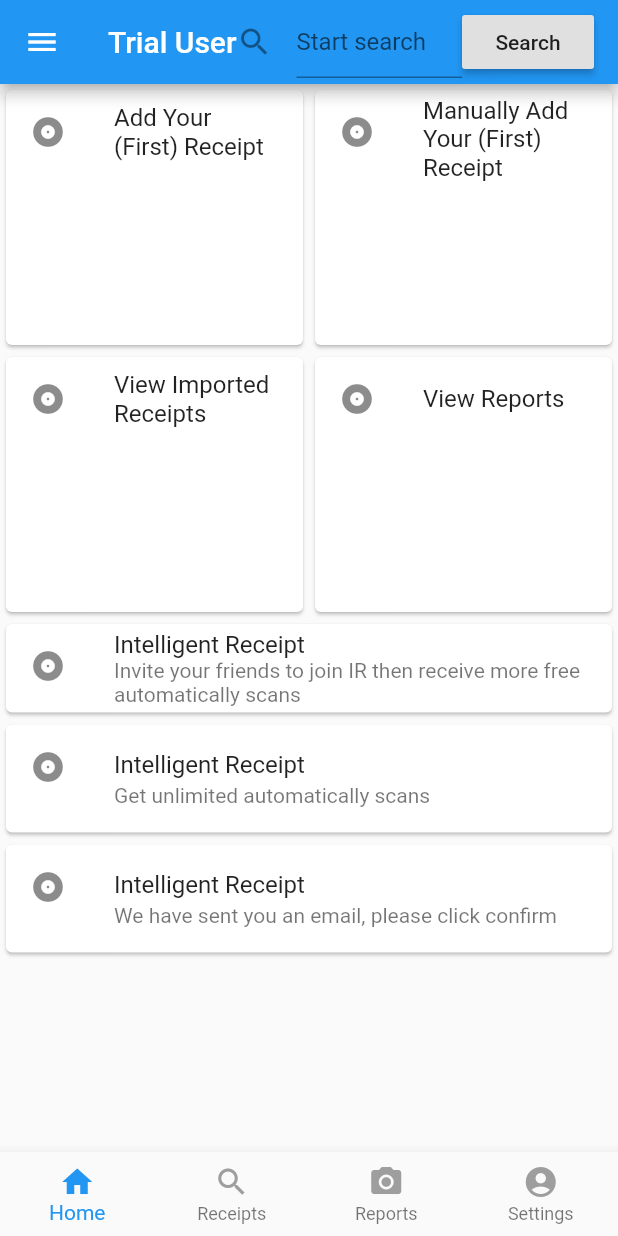
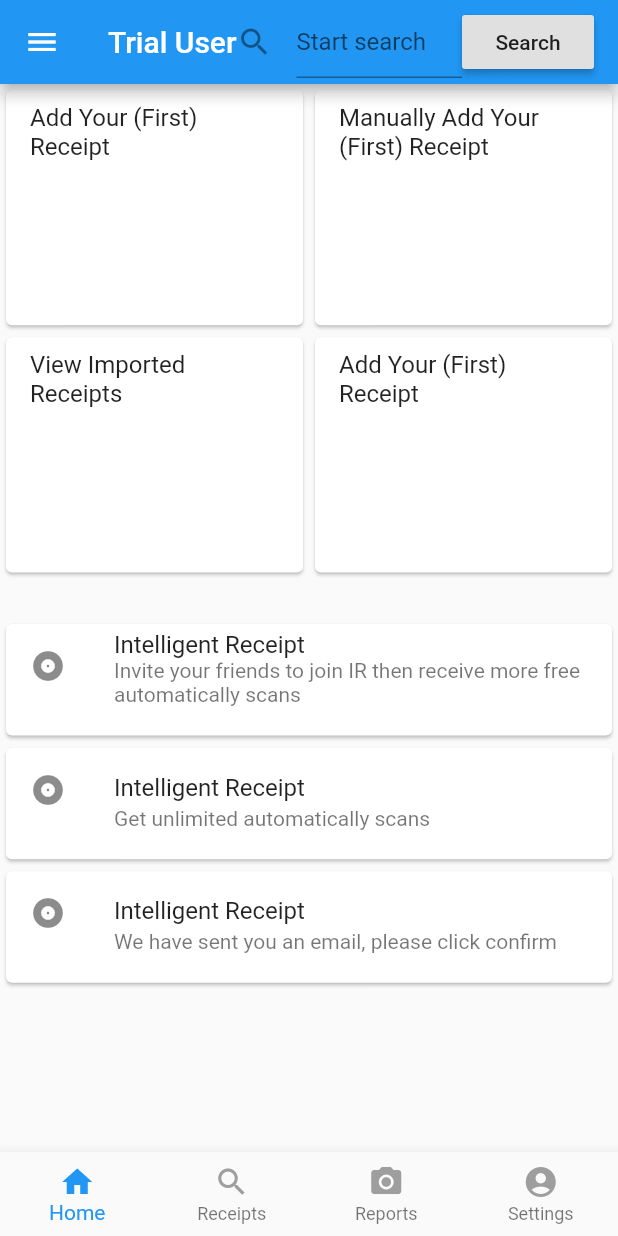
Before and after one commit to rong3000/ir, a Flutter app: the screen it shows after launch, on a phone screen of 412 x 824 dp. Run offline on Flutter 3.47's test engine with Material 2 defaults, Android fonts, the phone set to English and light mode, and no system bars; our stand-ins replace bloc, equatable, firebase_auth, flutter_bloc, font_awesome_flutter, google_sign_in and 1 more; accounts and stored records are empty.

Commit message:
Home Page is fully responsive layout.

```diff
--- a/lib/pages/home_page.dart
+++ b/lib/pages/home_page.dart
@@ -44,44 +44,59 @@ class _HomePageState extends State<HomePage> {
         child: BlocBuilder(
             bloc: _homeBloc,
             builder: (BuildContext context, HomeState state) {
-              return Column(
+              return Scaffold(
+                body: OrientationBuilder(builder: (context, orientation){
+                  return
+                    Column(
                       children: <Widget>[
                         Flexible(
-                    flex: 1,
-                    child: Column(
+                          fit: FlexFit.tight,
+                          child: Wrap(
                             children: <Widget>[
-                        Flexible(
-                          child: Row(
-                            children: <Widget>[
-                              Expanded(
-                                child: FractionallySizedBox(
-                                  heightFactor: 1,
-                                  child: Card(
-                                    child: Column(
-                                      mainAxisSize: MainAxisSize.min,
-                                      children: <Widget>[
-                                        const ListTile(
-                                          leading: Icon(Icons.album),
+                              FractionallySizedBox(
+                                widthFactor: orientation == Orientation.portrait ? 0.5: 0.25,
+                                child: Container(
+                                  height: MediaQuery.of(context).size.height * (orientation == Orientation.portrait ? 0.2: 0.4),
+                                  child:
+                                  Card(
+                                    child: ListTile(
                                       title: Text('Add Your (First) Receipt'),
-                                        ),
-                                      ],
                                     ),
                                   ),
                                 ),
                               ),
-                              Expanded(
-                                child: FractionallySizedBox(
-                                  heightFactor: 1,
-                                  child: Card(
-                                    child: Column(
-                                      mainAxisSize: MainAxisSize.min,
-                                      children: <Widget>[
-                                        const ListTile(
-                                          leading: Icon(Icons.album),
-                                          title: Text(
-                                              'Manually Add Your (First) Receipt'),
+                              FractionallySizedBox(
+                                widthFactor: orientation == Orientation.portrait ? 0.5: 0.25,
+                                child: Container(
+                                  height: MediaQuery.of(context).size.height * (orientation == Orientation.portrait ? 0.2: 0.4),
+                                  child:
+                                  Card(
+                                    child: ListTile(
+                                      title: Text('Manually Add Your (First) Receipt'),
                                     ),
-                                      ],
+                                  ),
+                                ),
+                              ),
+                              FractionallySizedBox(
+                                widthFactor: orientation == Orientation.portrait ? 0.5: 0.25,
+                                child: Container(
+                                  height: MediaQuery.of(context).size.height * (orientation == Orientation.portrait ? 0.2: 0.4),
+                                  child:
+                                  Card(
+                                    child: ListTile(
+                                      title: Text('View Imported Receipts'),
+                                    ),
+                                  ),
+                                ),
+                              ),
+                              FractionallySizedBox(
+                                widthFactor: orientation == Orientation.portrait ? 0.5: 0.25,
+                                child: Container(
+                                  height: MediaQuery.of(context).size.height * (orientation == Orientation.portrait ? 0.2: 0.4),
+                                  child:
+                                  Card(
+                                    child: ListTile(
+                                      title: Text('Add Your (First) Receipt'),
                                     ),
                                   ),
                                 ),
@@ -90,139 +105,60 @@ class _HomePageState extends State<HomePage> {
                           ),
                         ),
                         Flexible(
-                          child: Row(
+                            fit: FlexFit.tight,
+                            child: Wrap(
                               children: <Widget>[
-                              Expanded(
-                                child: FractionallySizedBox(
-                                  heightFactor: 1,
-                                  child: Card(
-                                    child: Column(
-                                      mainAxisSize: MainAxisSize.min,
-                                      children: <Widget>[
-                                        const ListTile(
+                                FractionallySizedBox(
+                                  widthFactor: orientation == Orientation.portrait ? 1: 0.33,
+                                  child: Container(
+                                    height: MediaQuery.of(context).size.height * (orientation == Orientation.portrait ? 0.1: 0.2),
+                                    child:
+                                    Card(
+                                      child: ListTile(
                                         leading: Icon(Icons.album),
-                                          title: Text('View Imported Receipts'),
-                                        ),
-                                      ],
+                                        title: Text('Intelligent Receipt'),
+                                        subtitle: Text(
+                                            'Invite your friends to join IR then receive more free automatically scans'),
                                       ),
                                     ),
                                   ),
                                 ),
-                              Expanded(
-                                child: FractionallySizedBox(
-                                  heightFactor: 1,
-                                  child: Card(
-                                    child: Column(
-                                      mainAxisSize: MainAxisSize.min,
-                                      children: <Widget>[
-                                        const ListTile(
+                                FractionallySizedBox(
+                                  widthFactor: orientation == Orientation.portrait ? 1: 0.33,
+                                  child: Container(
+                                    height: MediaQuery.of(context).size.height * (orientation == Orientation.portrait ? 0.1: 0.2),
+                                    child:
+                                    Card(
+                                      child: ListTile(
                                         leading: Icon(Icons.album),
-                                          title: Text('View Reports'),
+                                        title: Text('Intelligent Receipt'),
+                                        subtitle:
+                                        Text('Get unlimited automatically scans'),
                                       ),
-                                      ],
+                                    ),
+                                  ),
+                                ),
+                                FractionallySizedBox(
+                                  widthFactor: orientation == Orientation.portrait ? 1: 0.33,
+                                  child: Container(
+                                    height: MediaQuery.of(context).size.height * (orientation == Orientation.portrait ? 0.1: 0.2),
+                                    child:
+                                    Card(
+                                      child: ListTile(
+                                        leading: Icon(Icons.album),
+                                        title: Text('Intelligent Receipt'),
+                                        subtitle: Text(
+                                            'We have sent you an email, please click confirm'),
                                       ),
                                     ),
                                   ),
                                 ),
                               ],
-                          ),
+                            )
                         ),
                       ],
-                    ),
-                  ),
-//                  MediaQuery.removePadding(
-//                    removeTop: true,
-//                    context: context,
-//                    child: Text(state.toString()),
-//                  ),
-//                  Row(
-//                    children: <Widget>[
-//                      Expanded(
-//                        child:
-//                        RaisedButton(
-//                          shape: RoundedRectangleBorder(
-//                            borderRadius: BorderRadius.circular(30.0),
-//                          ),
-//                          onPressed: () => {_homeBloc.dispatch(Event1())},
-//                          child: Text('Event 1'),
-//                        ),
-//                      ),
-//                      Expanded(
-//                        child:
-//                        RaisedButton(
-//                          shape: RoundedRectangleBorder(
-//                            borderRadius: BorderRadius.circular(30.0),
-//                          ),
-//                          onPressed: () => {_homeBloc.dispatch(Event2())},
-//                          child: Text('Event 2'),
-//                        ),
-//                      ),
-//                      Expanded(
-//                        child:
-//                        RaisedButton(
-//                          shape: RoundedRectangleBorder(
-//                            borderRadius: BorderRadius.circular(30.0),
-//                          ),
-//                          onPressed: () => {_homeBloc.dispatch(Event3())},
-//                          child: Text('Event 3'),
-//                        ),
-//                      ),
-//                    ],
-//                  ),
-
-                  Flexible(
-                    flex: 1,
-                    child: Column(
-                      children: <Widget>[
-                        Flexible(
-                          child: Card(
-                            child: Column(
-                              mainAxisSize: MainAxisSize.min,
-                              children: <Widget>[
-                                const ListTile(
-                                  leading: Icon(Icons.album),
-                                  title: Text('Intelligent Receipt'),
-                                  subtitle: Text(
-                                      'Invite your friends to join IR then receive more free automatically scans'),
-                                ),
-                              ],
-                            ),
-                          ),
-                        ),
-                        Flexible(
-                          child: Card(
-                            child: Column(
-                              mainAxisSize: MainAxisSize.min,
-                              children: <Widget>[
-                                const ListTile(
-                                  leading: Icon(Icons.album),
-                                  title: Text('Intelligent Receipt'),
-                                  subtitle:
-                                      Text('Get unlimited automatically scans'),
-                                ),
-                              ],
-                            ),
-                          ),
-                        ),
-                        Flexible(
-                          child: Card(
-                            child: Column(
-                              mainAxisSize: MainAxisSize.min,
-                              children: <Widget>[
-                                const ListTile(
-                                  leading: Icon(Icons.album),
-                                  title: Text('Intelligent Receipt'),
-                                  subtitle: Text(
-                                      'We have sent you an email, please click confirm'),
-                                ),
-                              ],
-                            ),
-                          ),
-                        ),
-                      ],
-                    ),
-                  ),
-                ],
+                    );
+                }),
               );
             }));
   }
```
Also changed, not shown: lib/pages/reports_page.dart (+48 -71 lines), lib/pages/settings_page.dart (+96 -83 lines). Lines whose indentation alone changed are shown as unchanged.
